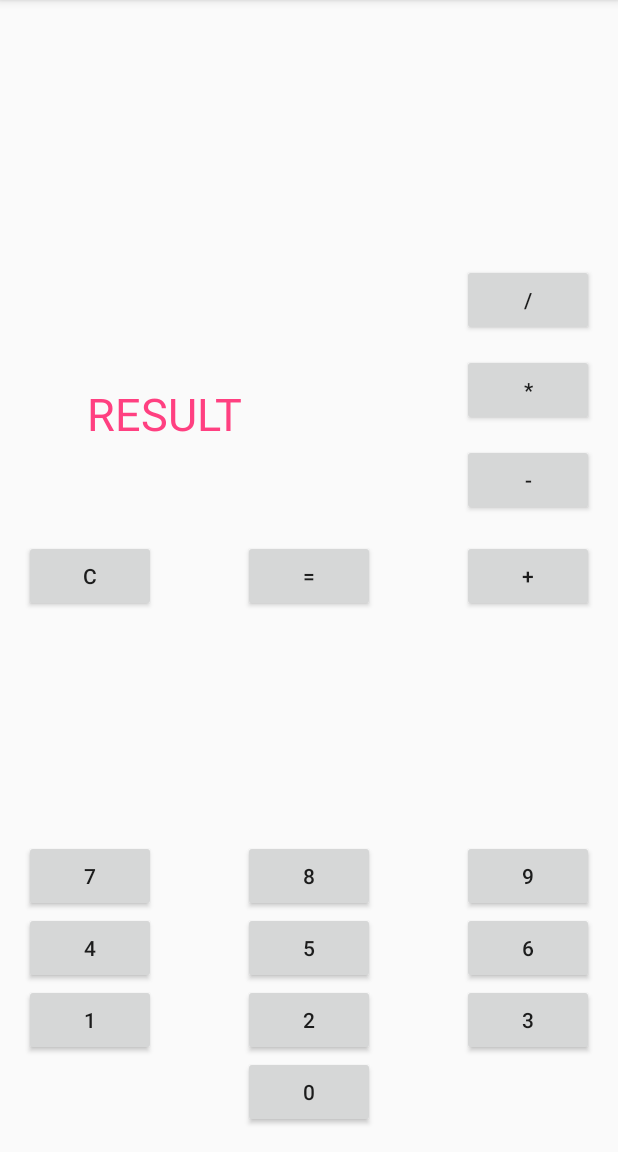
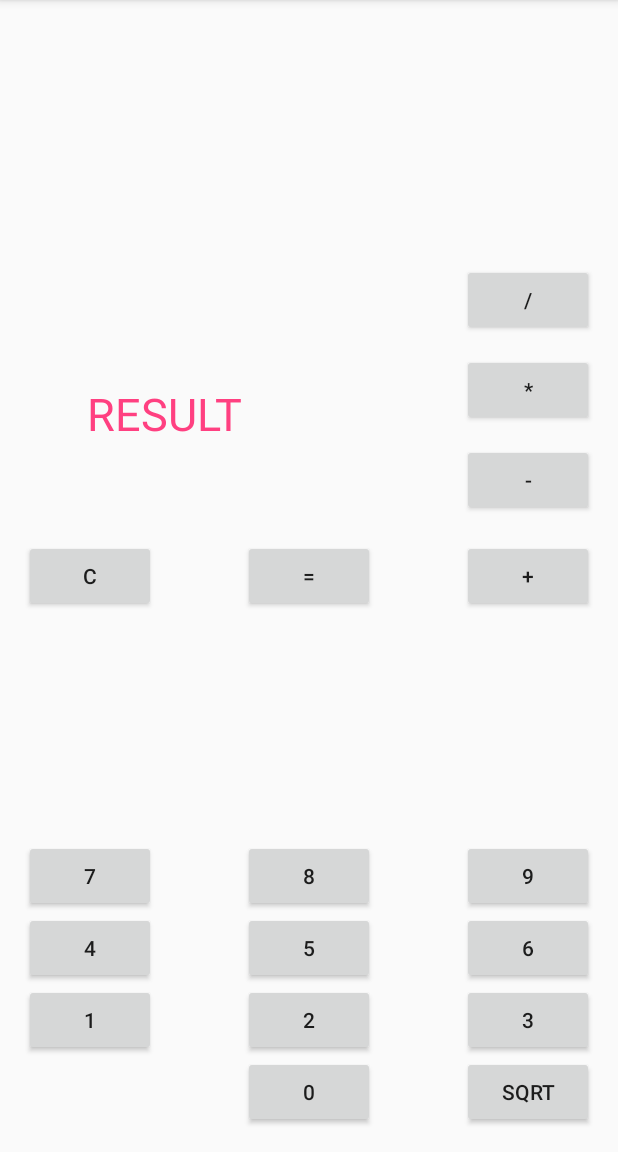
Before and after one commit to MichalGites/Calculator, an Android app: the screen it shows after launch (MainActivity), on a phone screen of 412 x 824 dp, the part 84-1236 px from its top. Run offline under Robolectric (Android 15) with nearby library versions, the phone set to English and light mode, and no system bars.

Commit message:
sqrt added but displaying during proceeding need to be improved

```diff
--- a/app/src/main/res/layout/activity_main.xml
+++ b/app/src/main/res/layout/activity_main.xml
@@ -179,4 +179,13 @@
         android:layout_alignLeft="@+id/result"
         android:layout_alignStart="@+id/result"
         android:id="@+id/progressBar" />
+
+    <Button
+        android:text="sqrt"
+        android:layout_width="wrap_content"
+        android:layout_height="wrap_content"
+        android:layout_below="@+id/three"
+        android:layout_alignLeft="@+id/three"
+        android:layout_alignStart="@+id/three"
+        android:id="@+id/sqrt" />
 </RelativeLayout>
```
Also changed, not shown: app/src/main/java/pl/akademiakodu/calculator/MainActivity.java (+41 -17 lines).
